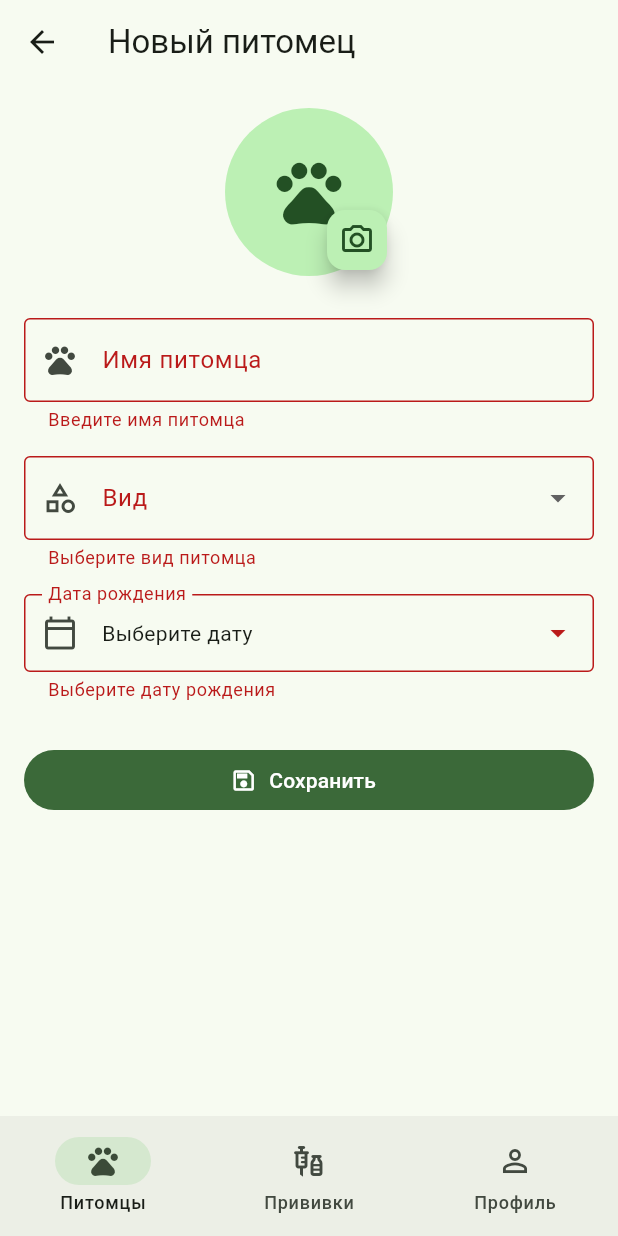
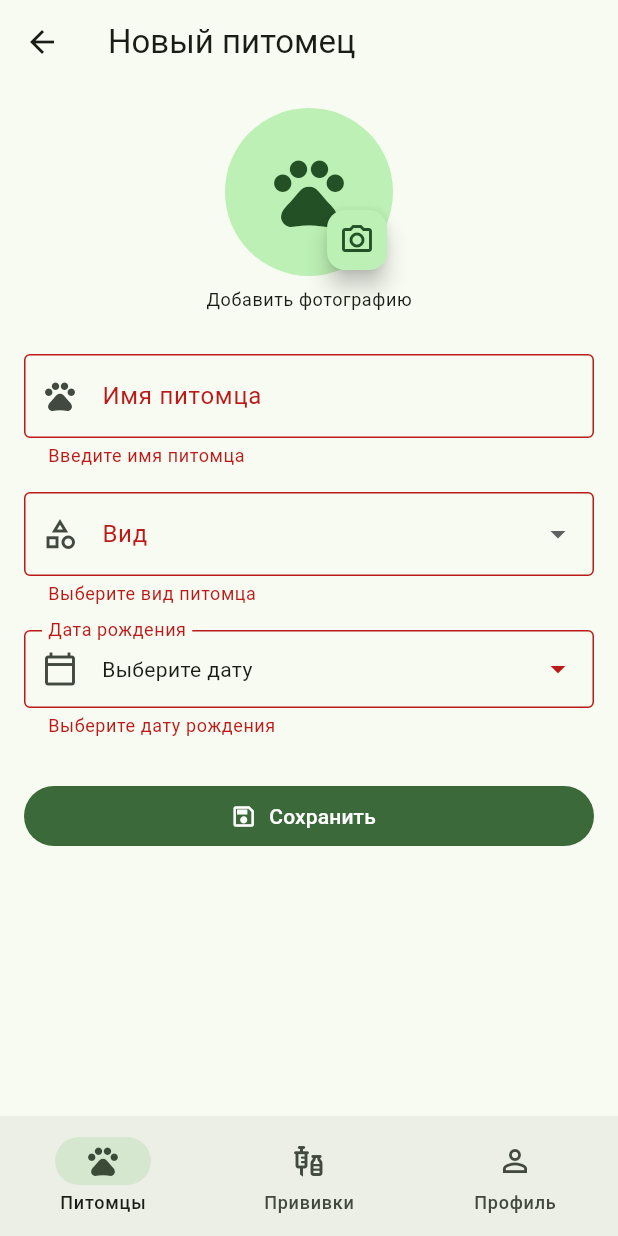
Before and after one commit to inneo256/PetCare, a Flutter app: the PetFormScreen screen opened by its route, after a tap on "Сохранить", on a phone screen of 412 x 824 dp. Run offline on Flutter 3.47's test engine with Material 3 defaults, Android fonts, the phone set to English and light mode, and no system bars; our stand-ins replace go_router, image_picker, shared_preferences; accounts and stored records are empty; network calls fail.

Commit message:
L5: загрузка и отображение фотографий питомцев

```diff
--- a/lib/data/pet.dart
+++ b/lib/data/pet.dart
@@ -3,12 +3,14 @@ class Pet {
   final String name;
   final String species;
   final String birthDate;
+  final String? imageUrl;
 
   const Pet({
     required this.id,
     required this.name,
     required this.species,
     required this.birthDate,
+    this.imageUrl,
   });
 
   factory Pet.fromJson(Map<String, dynamic> json) {
@@ -17,19 +19,32 @@ class Pet {
       name: json['name'] as String,
       species: json['species'] as String,
       birthDate: json['birthDate'] as String,
+      imageUrl: json['imageUrl'] as String?,
     );
   }
 
   Map<String, dynamic> toJson() {
-    return {'name': name, 'species': species, 'birthDate': birthDate};
+    return {
+      'name': name,
+      'species': species,
+      'birthDate': birthDate,
+      'imageUrl': imageUrl,
+    };
   }
 
-  Pet copyWith({int? id, String? name, String? species, String? birthDate}) {
+  Pet copyWith({
+    int? id,
+    String? name,
+    String? species,
+    String? birthDate,
+    String? imageUrl,
+  }) {
     return Pet(
       id: id ?? this.id,
       name: name ?? this.name,
       species: species ?? this.species,
       birthDate: birthDate ?? this.birthDate,
+      imageUrl: imageUrl ?? this.imageUrl,
     );
   }
 }
--- a/lib/screens/pet_form_screen.dart
+++ b/lib/screens/pet_form_screen.dart
@@ -1,9 +1,16 @@
+import 'dart:io';
+
 import 'package:flutter/material.dart';
+import 'package:flutter/services.dart';
 import 'package:go_router/go_router.dart';
+import 'package:image_picker/image_picker.dart';
 import 'package:provider/provider.dart';
 
+import '../data/file_api.dart';
 import '../data/pet.dart';
+import '../data/result.dart';
 import '../models/pet_model.dart';
+import '../widgets/pet_avatar.dart';
 
 class PetFormScreen extends StatefulWidget {
   final int? petId;
@@ -17,14 +24,23 @@ class PetFormScreen extends StatefulWidget {
 class _PetFormScreenState extends State<PetFormScreen> {
   final _formKey = GlobalKey<FormState>();
   final _nameController = TextEditingController();
+  final _imagePicker = ImagePicker();
 
   String? _selectedSpecies;
   DateTime? _birthDate;
 
+  // Ссылка на фотографию, сохранённую на сервере.
+  String? _imageUrl;
+
+  // Локальная фотография, выбранная из галереи.
+  XFile? _selectedImage;
+
   bool _isSaving = false;
+  bool _isPicking = false;
   bool _initialized = false;
 
   bool get _isEditing => widget.petId != null;
+  bool get _busy => _isSaving || _isPicking;
 
   @override
   void didChangeDependencies() {
@@ -40,6 +56,7 @@ class _PetFormScreenState extends State<PetFormScreen> {
     if (pet == null) return;
 
     _nameController.text = pet.name;
+    _imageUrl = pet.imageUrl;
 
     // Преобразуем название вида в значение Dropdown.
     _selectedSpecies = switch (pet.species.trim().toLowerCase()) {
@@ -74,6 +91,58 @@ class _PetFormScreenState extends State<PetFormScreen> {
     super.dispose();
   }
 
+  void _showError(String message) {
+    ScaffoldMessenger.of(context)
+        .showSnackBar(SnackBar(content: Text(message)));
+  }
+
+  // Выбор фотографии из галереи.
+  Future<void> _pickImage() async {
+    if (_busy) return;
+
+    setState(() {
+      _isPicking = true;
+    });
+
+    try {
+      final image = await _imagePicker.pickImage(
+        source: ImageSource.gallery,
+        maxWidth: 1600,
+        maxHeight: 1600,
+        imageQuality: 85,
+      );
+
+      if (!mounted || image == null) return;
+
+      final size = await image.length();
+
+      if (!mounted) return;
+
+      if (size > 5 * 1024 * 1024) {
+        _showError('Размер фотографии не должен превышать 5 МБ');
+        return;
+      }
+
+      setState(() {
+        _selectedImage = image;
+      });
+    } on PlatformException {
+      if (mounted) {
+        _showError('Не удалось открыть галерею');
+      }
+    } on FileSystemException {
+      if (mounted) {
+        _showError('Не удалось прочитать фотографию');
+      }
+    } finally {
+      if (mounted) {
+        setState(() {
+          _isPicking = false;
+        });
+      }
+    }
+  }
+
   String _formatDate(DateTime date) {
     return '${date.day.toString().padLeft(2, '0')}.'
         '${date.month.toString().padLeft(2, '0')}.'
@@ -103,7 +172,7 @@ class _PetFormScreenState extends State<PetFormScreen> {
   }
 
   Future<void> _savePet() async {
-    if (_isSaving) return;
+    if (_busy) return;
 
     if (!_formKey.currentState!.validate()) return;
 
@@ -112,10 +181,31 @@ class _PetFormScreenState extends State<PetFormScreen> {
     }
 
     final model = context.read<PetModel>();
+    final fileApi = context.read<FileApi>();
 
     setState(() {
       _isSaving = true;
     });
+
+    try {
+      // Если выбрана новая фотография, сначала загружаем её.
+      if (_selectedImage != null) {
+        final result = await fileApi.upload(_selectedImage!.path);
+
+        if (!mounted) return;
+
+        switch (result) {
+          case Ok<String>():
+            setState(() {
+              _imageUrl = result.value;
+              _selectedImage = null;
+            });
+
+          case Err<String>():
+            _showError(result.msg);
+            return;
+        }
+      }
 
       // Сохраняем русское название вида.
       final species = switch (_selectedSpecies!) {
@@ -126,12 +216,11 @@ class _PetFormScreenState extends State<PetFormScreen> {
       };
 
       final pet = Pet(
-      // При добавлении Repository выдаст новый id.
-      // При редактировании сохраняем существующий id.
         id: widget.petId ?? 0,
         name: _nameController.text.trim(),
         species: species,
         birthDate: _formatDate(_birthDate!),
+        imageUrl: _imageUrl,
       );
 
       final String? error;
@@ -145,23 +234,44 @@ class _PetFormScreenState extends State<PetFormScreen> {
       if (!mounted) return;
 
       if (error != null) {
+        _showError(error);
+        return;
+      }
+
+      // Успех: модель обновила подписанные экраны.
+      context.pop();
+    } finally {
+      if (mounted) {
         setState(() {
           _isSaving = false;
         });
-
-      ScaffoldMessenger.of(context)
-          .showSnackBar(SnackBar(content: Text(error)));
-      return;
+      }
+    }
   }
 
-    // Успех: модель уже обновила все подписанные экраны.
-    context.pop();
+  // Предварительный просмотр выбранной фотографии.
+  Widget _buildAvatar() {
+    final image = _selectedImage;
+
+    if (image == null) {
+      return PetAvatar(imageUrl: _imageUrl, radius: 56);
+    }
+
+    return ClipOval(
+      child: Image.file(
+        File(image.path),
+        width: 112,
+        height: 112,
+        fit: BoxFit.cover,
+        errorBuilder: (context, error, stackTrace) {
+          return PetAvatar(imageUrl: _imageUrl, radius: 56);
+        },
+      ),
+    );
   }
 
   @override
   Widget build(BuildContext context) {
-    final colorScheme = Theme.of(context).colorScheme;
-
     final existingPet = _isEditing
         ? context.watch<PetModel>().byId(widget.petId!)
         : null;
@@ -177,6 +287,7 @@ class _PetFormScreenState extends State<PetFormScreen> {
       appBar: AppBar(
         title: Text(_isEditing ? 'Редактировать питомца' : 'Новый питомец'),
       ),
+
       body: Form(
         key: _formKey,
         child: ListView(
@@ -186,39 +297,43 @@ class _PetFormScreenState extends State<PetFormScreen> {
               child: Stack(
                 alignment: Alignment.bottomRight,
                 children: [
-                  CircleAvatar(
-                    radius: 56,
-                    backgroundColor: colorScheme.primaryContainer,
-                    child: Icon(
-                      Icons.pets,
-                      size: 52,
-                      color: colorScheme.onPrimaryContainer,
-                    ),
-                  ),
+                  _buildAvatar(),
+
                   FloatingActionButton.small(
-                    onPressed: _isSaving
-                        ? null
-                        : () {
-                            ScaffoldMessenger.of(context).showSnackBar(
-                              const SnackBar(
-                                content: Text(
-                                  'Добавление фотографии '
-                                  'будет доступно позже',
-                                ),
-                              ),
-                            );
-                          },
-                    child: const Icon(Icons.camera_alt_outlined),
+                    heroTag: 'pet_photo_picker',
+                    onPressed: _busy ? null : _pickImage,
+                    tooltip: 'Выбрать фотографию',
+                    child: _isPicking
+                        ? const SizedBox(
+                            width: 20,
+                            height: 20,
+                            child: CircularProgressIndicator(strokeWidth: 2),
+                          )
+                        : const Icon(Icons.camera_alt_outlined),
                   ),
                 ],
               ),
             ),
+
+            const SizedBox(height: 8),
+
+            Center(
+              child: Text(
+                _selectedImage != null
+                    ? 'Фото выбрано'
+                    : _imageUrl != null
+                    ? 'Изменить фотографию'
+                    : 'Добавить фотографию',
+                style: Theme.of(context).textTheme.bodySmall,
+              ),
+            ),
+
             const SizedBox(height: 28),
 
             // Имя питомца.
             TextFormField(
               controller: _nameController,
-              enabled: !_isSaving,
+              enabled: !_busy,
               textCapitalization: TextCapitalization.words,
               textInputAction: TextInputAction.next,
               decoration: const InputDecoration(
@@ -238,11 +353,12 @@ class _PetFormScreenState extends State<PetFormScreen> {
                 return null;
               },
             ),
+
             const SizedBox(height: 16),
 
             // Вид питомца.
             DropdownButtonFormField<String>(
-              value: _selectedSpecies,
+              initialValue: _selectedSpecies,
               decoration: const InputDecoration(
                 labelText: 'Вид',
                 prefixIcon: Icon(Icons.category_outlined),
@@ -254,7 +370,7 @@ class _PetFormScreenState extends State<PetFormScreen> {
                 DropdownMenuItem(value: 'rabbit', child: Text('Кролик')),
                 DropdownMenuItem(value: 'other', child: Text('Другое')),
               ],
-              onChanged: _isSaving
+              onChanged: _busy
                   ? null
                   : (value) {
                       setState(() {
@@ -265,9 +381,11 @@ class _PetFormScreenState extends State<PetFormScreen> {
                 if (value == null) {
                   return 'Выберите вид питомца';
                 }
+
                 return null;
               },
             ),
+
             const SizedBox(height: 16),
 
             // Дата рождения.
@@ -277,6 +395,7 @@ class _PetFormScreenState extends State<PetFormScreen> {
                 if (value == null) {
                   return 'Выберите дату рождения';
                 }
+
                 return null;
               },
               builder: (field) {
@@ -287,7 +406,7 @@ class _PetFormScreenState extends State<PetFormScreen> {
                     : _formatDate(date);
 
                 return InkWell(
-                  onTap: _isSaving ? null : () => _selectBirthDate(field),
+                  onTap: _busy ? null : () => _selectBirthDate(field),
                   borderRadius: BorderRadius.circular(4),
                   child: InputDecorator(
                     decoration: InputDecoration(
@@ -302,13 +421,14 @@ class _PetFormScreenState extends State<PetFormScreen> {
                 );
               },
             ),
+
             const SizedBox(height: 28),
 
             // Кнопка сохранения.
             SizedBox(
               width: double.infinity,
               child: FilledButton.icon(
-                onPressed: _isSaving ? null : _savePet,
+                onPressed: _busy ? null : _savePet,
                 icon: _isSaving
                     ? const SizedBox(
                         width: 20,
--- a/lib/screens/pets_screen.dart
+++ b/lib/screens/pets_screen.dart
@@ -308,10 +308,12 @@ class _PetsScreenState extends State<PetsScreen> {
                           return false;
                         },
 
+                        // Карточка питомца с фотографией с сервера.
                         child: PetCard(
                           name: pet.name,
                           species: pet.species,
                           birthDate: pet.birthDate,
+                          imageUrl: pet.imageUrl,
                           icon: Icons.pets,
                           onTap: () => context.push('/pets/${pet.id}'),
                         ),
--- /dev/null
+++ b/lib/widgets/pet_avatar.dart
@@ -0,0 +1,61 @@
+import 'package:flutter/material.dart';
+import 'package:provider/provider.dart';
+
+import '../data/file_api.dart';
+
+class PetAvatar extends StatelessWidget {
+  final String? imageUrl;
+  final double radius;
+  final IconData icon;
+
+  const PetAvatar({
+    super.key,
+    this.imageUrl,
+    this.radius = 28,
+    this.icon = Icons.pets,
+  });
+
+  @override
+  Widget build(BuildContext context) {
+    final colorScheme = Theme.of(context).colorScheme;
+
+    final fallback = Icon(
+      icon,
+      size: radius,
+      color: colorScheme.onPrimaryContainer,
+    );
+
+    final url = imageUrl;
+
+    return CircleAvatar(
+      radius: radius,
+      backgroundColor: colorScheme.primaryContainer,
+      child: url == null || url.isEmpty
+          ? fallback
+          : ClipOval(
+              child: Image.network(
+                '${context.read<FileApi>().baseUrl}$url',
+                width: radius * 2,
+                height: radius * 2,
+                fit: BoxFit.cover,
+                loadingBuilder: (context, child, loadingProgress) {
+                  if (loadingProgress == null) {
+                    return child;
+                  }
+
+                  return const Center(
+                    child: SizedBox(
+                      width: 20,
+                      height: 20,
+                      child: CircularProgressIndicator(strokeWidth: 2),
+                    ),
+                  );
+                },
+                errorBuilder: (context, error, stackTrace) {
+                  return Center(child: fallback);
+                },
+              ),
+            ),
+    );
+  }
+}
--- a/pubspec.yaml
+++ b/pubspec.yaml
@@ -38,6 +38,7 @@ dependencies:
   provider: ^6.1.5+1
   http: ^1.6.0
   shared_preferences: ^2.5.6
+  image_picker: ^1.2.4
 
 dev_dependencies:
   flutter_test:
```
Also changed, not shown: lib/data/file_api.dart (added, +84 -0 lines), lib/main.dart (+11 -0 lines), lib/screens/pet_details_screen.dart (+15 -10 lines), lib/widgets/pet_card.dart (+10 -15 lines), lib/data/result.dart (line endings or trailing spaces), pubspec.lock. Lines whose indentation alone changed are shown as unchanged.
